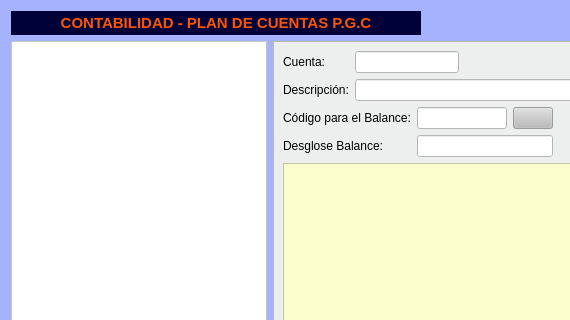
First picture: the form in Zona_Contabilidad/frmcuadro_cuentas.ui, repository arcnexus/RedFoX, before the edit; both pictures show x 0 to 570 and y 0 to 320 of the 803 by 453 pixel window.
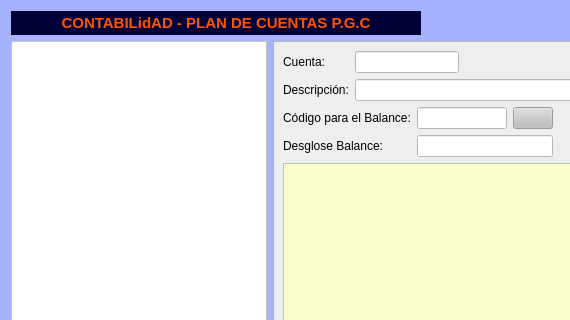
Second picture: the form after the edit. Icons and pictures are not drawn. Custom widgets are drawn as their Qt base class.

Patch:
```diff
--- a/Zona_Contabilidad/frmcuadro_cuentas.ui
+++ b/Zona_Contabilidad/frmcuadro_cuentas.ui
@@ -113,7 +113,7 @@
       <string notr="true">background-color: rgb(0, 0, 57);</string>
      </property>
      <property name="text">
-      <string>&lt;html&gt;&lt;head/&gt;&lt;body&gt;&lt;p&gt;&lt;span style=&quot; font-size:11pt; font-weight:600; color:#ff5500;&quot;&gt;CONTABILIDAD - PLAN DE CUENTAS P.G.C&lt;/span&gt;&lt;/p&gt;&lt;/body&gt;&lt;/html&gt;</string>
+      <string>&lt;html&gt;&lt;head/&gt;&lt;body&gt;&lt;p&gt;&lt;span style=&quot; font-size:11pt; font-weight:600; color:#ff5500;&quot;&gt;CONTABILidAD - PLAN DE CUENTAS P.G.C&lt;/span&gt;&lt;/p&gt;&lt;/body&gt;&lt;/html&gt;</string>
      </property>
      <property name="alignment">
       <set>Qt::AlignCenter</set>
```
